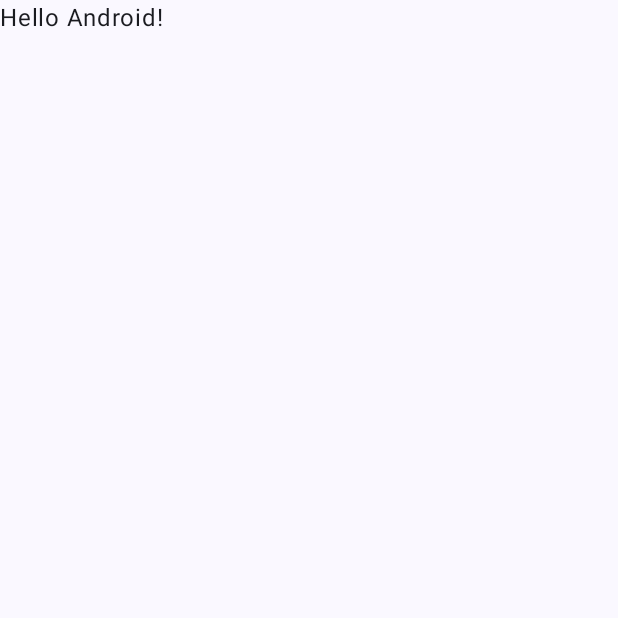
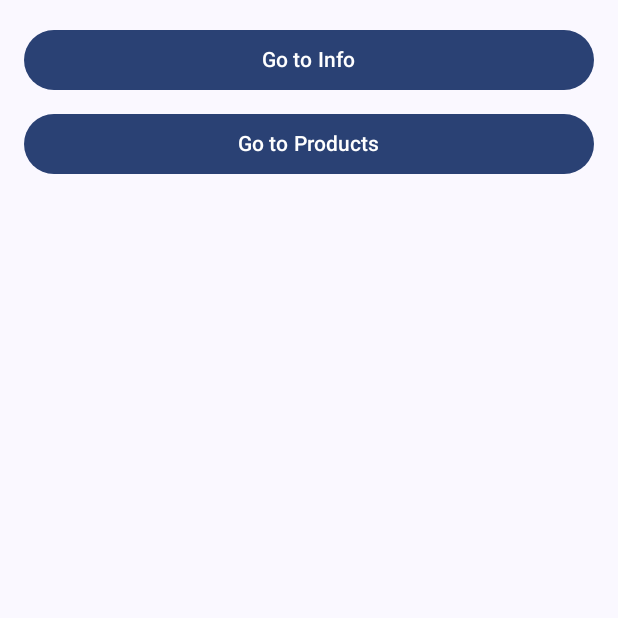
Before and after one commit to dasbap/sn2app, an Android app built with Jetpack Compose: the screen it shows after launch (MainActivity), on a phone screen of 412 x 824 dp, the top half of it. Before the commit the part shown is almost empty. Run offline under Robolectric (Android 15) with nearby library versions, the phone set to English and light mode, and no system bars.

Commit message:
début du projet

```diff
--- a/app/build.gradle.kts
+++ b/app/build.gradle.kts
@@ -6,7 +6,7 @@ plugins {
 
 android {
     namespace = "com.example.sn2app"
-    compileSdk = 34
+    compileSdk = 35
 
     defaultConfig {
         applicationId = "com.example.sn2app"
@@ -41,6 +41,7 @@ android {
 
 dependencies {
 
+    implementation(libs.androidx.navigation.compose)
     implementation(libs.androidx.core.ktx)
     implementation(libs.androidx.lifecycle.runtime.ktx)
     implementation(libs.androidx.activity.compose)
@@ -49,6 +50,7 @@ dependencies {
     implementation(libs.androidx.ui.graphics)
     implementation(libs.androidx.ui.tooling.preview)
     implementation(libs.androidx.material3)
+    implementation(libs.androidx.navigation.runtime.ktx)
     testImplementation(libs.junit)
     androidTestImplementation(libs.androidx.junit)
     androidTestImplementation(libs.androidx.espresso.core)
--- a/app/src/main/java/com/example/sn2app/MainActivity.kt
+++ b/app/src/main/java/com/example/sn2app/MainActivity.kt
@@ -4,13 +4,15 @@ import android.os.Bundle
 import androidx.activity.ComponentActivity
 import androidx.activity.compose.setContent
 import androidx.activity.enableEdgeToEdge
-import androidx.compose.foundation.layout.fillMaxSize
-import androidx.compose.foundation.layout.padding
-import androidx.compose.material3.Scaffold
-import androidx.compose.material3.Text
+import androidx.compose.foundation.layout.*
+import androidx.compose.material3.*
 import androidx.compose.runtime.Composable
 import androidx.compose.ui.Modifier
 import androidx.compose.ui.tooling.preview.Preview
+import androidx.compose.ui.unit.dp
+import androidx.navigation.NavController
+import androidx.navigation.compose.*
+
 import com.example.sn2app.ui.theme.Sn2appTheme
 
 class MainActivity : ComponentActivity() {
@@ -19,11 +21,23 @@ class MainActivity : ComponentActivity() {
         enableEdgeToEdge()
         setContent {
             Sn2appTheme {
+                val navController = rememberNavController()
                 Scaffold(modifier = Modifier.fillMaxSize()) { innerPadding ->
-                    Greeting(
-                        name = "Android",
+                    NavHost(
+                        navController = navController,
+                        startDestination = "home",
                         modifier = Modifier.padding(innerPadding)
-                    )
+                    ) {
+                        composable("home") {
+                            HomeScreen(navController)
+                        }
+                        composable("info") {
+                            InfoScreen()
+                        }
+                        composable("products") {
+                            ProductsScreen()
+                        }
+                    }
                 }
             }
         }
@@ -31,17 +45,41 @@ class MainActivity : ComponentActivity() {
 }
 
 @Composable
-fun Greeting(name: String, modifier: Modifier = Modifier) {
-    Text(
-        text = "Hello $name!",
-        modifier = modifier
-    )
+fun HomeScreen(navController: NavController) {
+    Column(modifier = Modifier.fillMaxSize().padding(16.dp)) {
+        Button(
+            onClick = { navController.navigate("info") },
+            modifier = Modifier.fillMaxWidth().padding(bottom = 8.dp)
+        ) {
+            Text("Go to Info")
+        }
+        Button(
+            onClick = { navController.navigate("products") },
+            modifier = Modifier.fillMaxWidth()
+        ) {
+            Text("Go to Products")
+        }
+    }
+}
+
+@Composable
+fun InfoScreen() {
+    Column(modifier = Modifier.fillMaxSize().padding(16.dp)) {
+        Text("Info Page")
+    }
+}
+
+@Composable
+fun ProductsScreen() {
+    Column(modifier = Modifier.fillMaxSize().padding(16.dp)) {
+        Text("Products Page")
+    }
 }
 
 @Preview(showBackground = true)
 @Composable
 fun GreetingPreview() {
     Sn2appTheme {
-        Greeting("Android")
+        HomeScreen(navController = rememberNavController())
     }
 }
--- a/gradle/libs.versions.toml
+++ b/gradle/libs.versions.toml
@@ -8,9 +8,12 @@ espressoCore = "3.6.1"
 lifecycleRuntimeKtx = "2.8.7"
 activityCompose = "1.9.3"
 composeBom = "2024.04.01"
+navigationCompose = "2.8.5"
+navigationRuntimeKtx = "2.8.5"
 
 [libraries]
 androidx-core-ktx = { group = "androidx.core", name = "core-ktx", version.ref = "coreKtx" }
+androidx-navigation-compose = { module = "androidx.navigation:navigation-compose", version.ref = "navigationCompose" }
 junit = { group = "junit", name = "junit", version.ref = "junit" }
 androidx-junit = { group = "androidx.test.ext", name = "junit", version.ref = "junitVersion" }
 androidx-espresso-core = { group = "androidx.test.espresso", name = "espresso-core", version.ref = "espressoCore" }
@@ -24,6 +27,7 @@ androidx-ui-tooling-preview = { group = "androidx.compose.ui", name = "ui-toolin
 androidx-ui-test-manifest = { group = "androidx.compose.ui", name = "ui-test-manifest" }
 androidx-ui-test-junit4 = { group = "androidx.compose.ui", name = "ui-test-junit4" }
 androidx-material3 = { group = "androidx.compose.material3", name = "material3" }
+androidx-navigation-runtime-ktx = { group = "androidx.navigation", name = "navigation-runtime-ktx", version.ref = "navigationRuntimeKtx" }
 
 [plugins]
 android-application = { id = "com.android.application", version.ref = "agp" }
```
